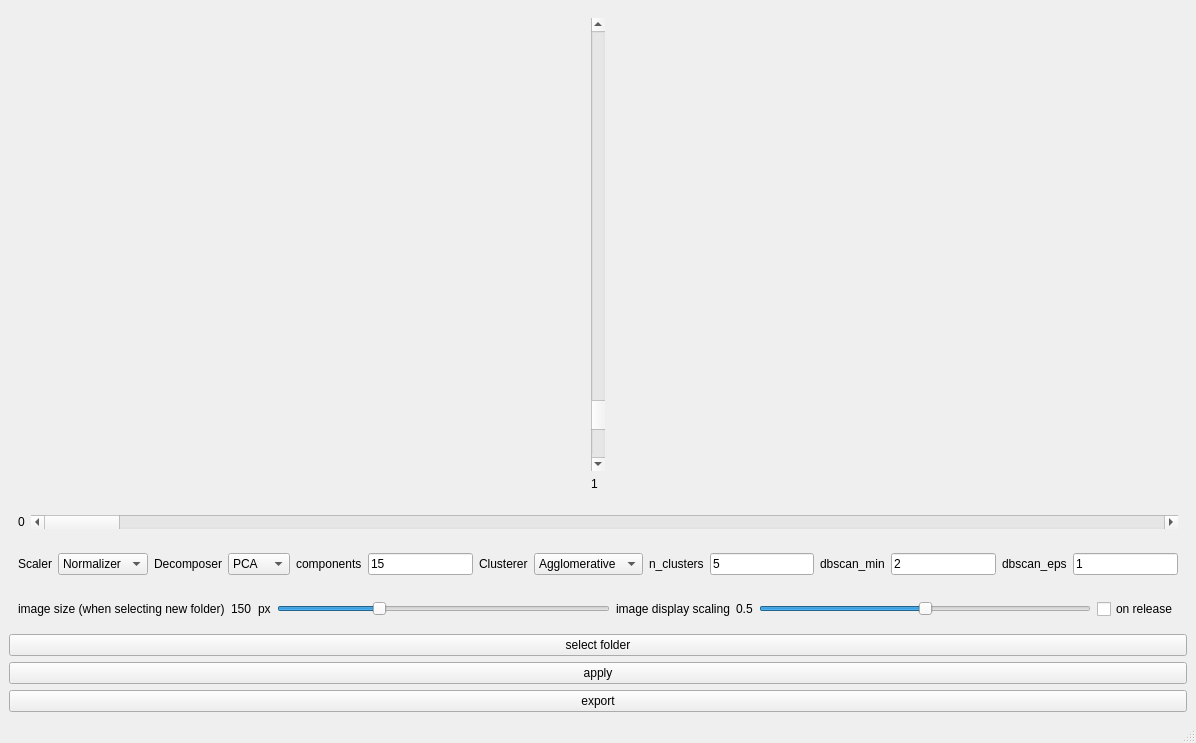
Qt form gui/gui_form.ui (FrederikLauf/Image-Clustering-Tool) before a commit.
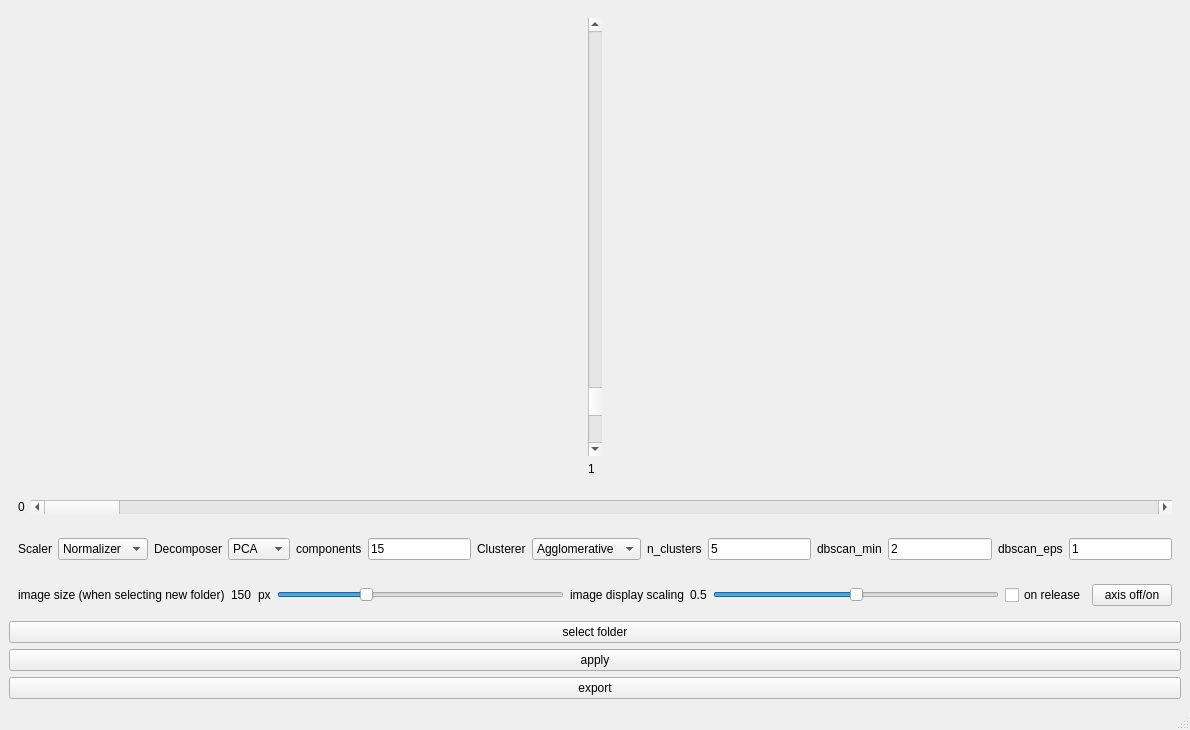
The same form after that commit.

```diff
--- a/gui/gui_form.ui
+++ b/gui/gui_form.ui
@@ -6,8 +6,8 @@
    <rect>
     <x>0</x>
     <y>0</y>
-    <width>1196</width>
-    <height>743</height>
+    <width>1190</width>
+    <height>730</height>
    </rect>
   </property>
   <property name="windowTitle">
@@ -416,6 +416,13 @@
          </property>
         </widget>
        </item>
+       <item>
+        <widget class="QPushButton" name="axisOffOnButton">
+         <property name="text">
+          <string>axis off/on</string>
+         </property>
+        </widget>
+       </item>
       </layout>
      </widget>
     </item>
```
Left out of the diff: 17 changed lines with no effect on the pictures.
